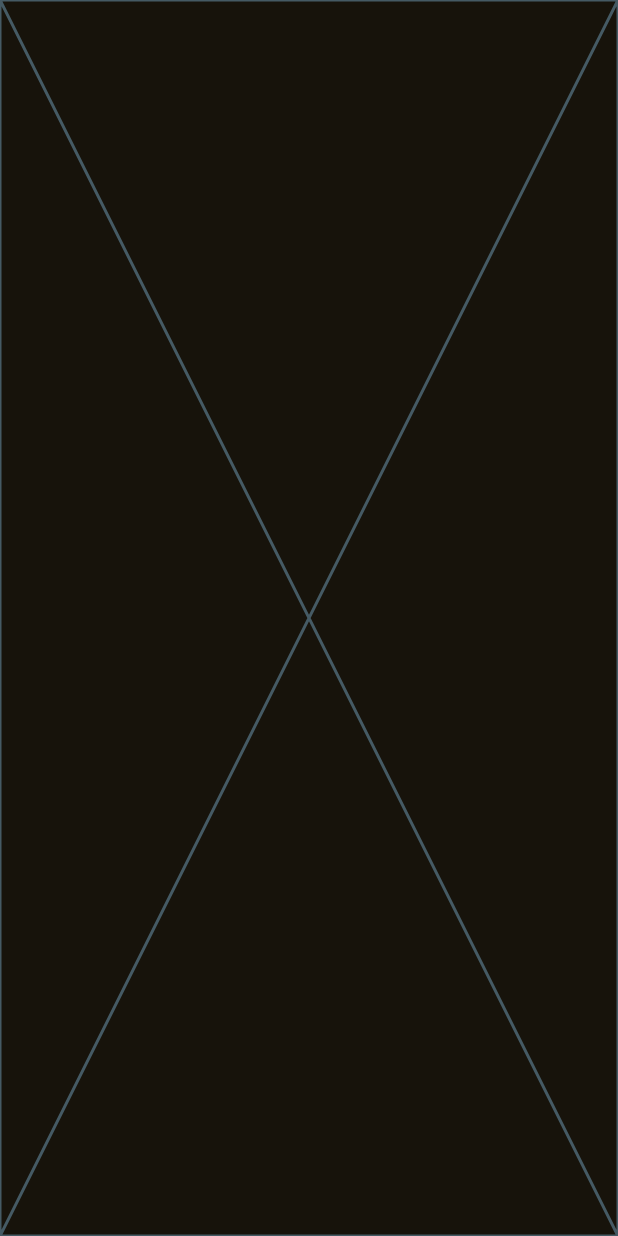
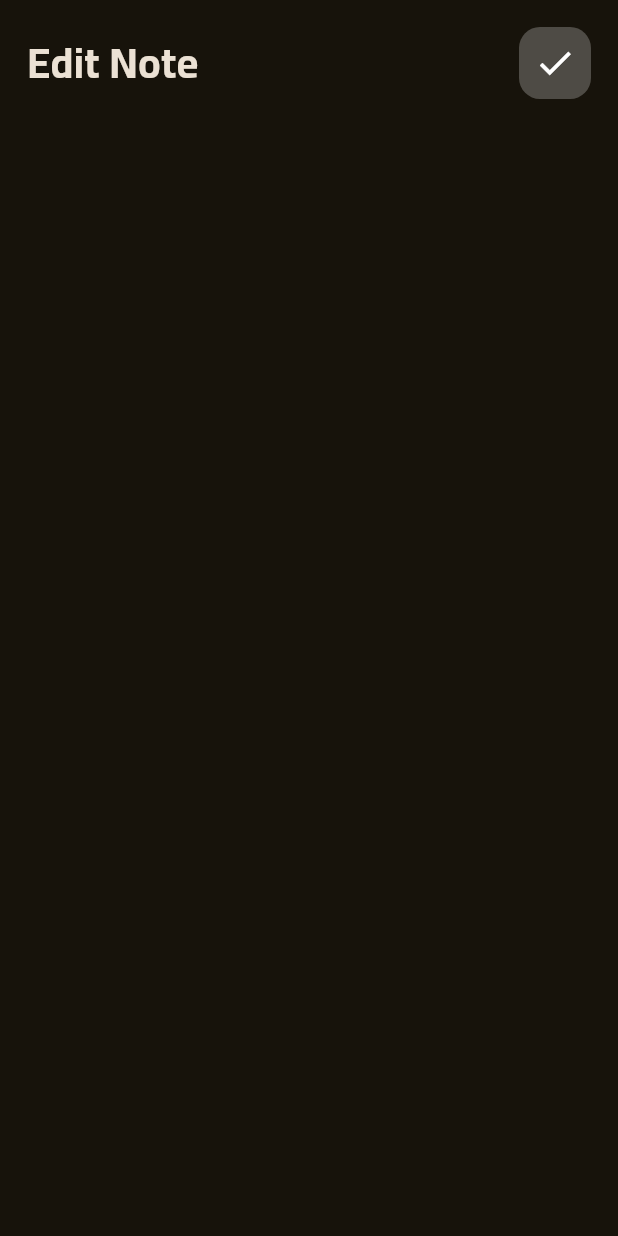
Before and after one commit to hashem2770/Notes, a Flutter app: the screen it shows after launch, after a tap on "Flutter Initial Note", on a phone screen of 412 x 824 dp. Run offline on Flutter 3.47's test engine with Material 3 defaults, Android fonts, the phone set to English and light mode, and no system bars.

Commit message:
add custom app bar to edit note view

```diff
--- a/lib/views/edit_note_view/presentation/view/edit_note_view_body.dart
+++ b/lib/views/edit_note_view/presentation/view/edit_note_view_body.dart
@@ -1,10 +1,20 @@
 import 'package:flutter/material.dart';
+import 'package:note_app/views/home_view/presentation/widgets/app_bar.dart';
 
 class EditNoteViewBody extends StatelessWidget {
   const EditNoteViewBody({super.key});
 
   @override
   Widget build(BuildContext context) {
-    return const Placeholder();
+    return const SafeArea(
+      child: Padding(
+        padding: EdgeInsets.symmetric(horizontal: 18.0,vertical: 18),
+        child: Column(
+          children: [
+            CustomAppBar(title: 'Edit Note',icon: Icons.check),
+          ],
+        ),
+      ),
+    );
   }
 }
--- a/lib/views/home_view/presentation/view/notes_view_body.dart
+++ b/lib/views/home_view/presentation/view/notes_view_body.dart
@@ -13,7 +13,7 @@ class NotesViewBody extends StatelessWidget {
         padding: EdgeInsets.symmetric(horizontal: 18.0,vertical: 18),
         child: Column(
           children: [
-            CustomAppBar(),
+            CustomAppBar(title: 'Notes',icon: Icons.search),
             Expanded(
               child: NotesListView(),
             ),
--- a/lib/views/home_view/presentation/widgets/app_bar.dart
+++ b/lib/views/home_view/presentation/widgets/app_bar.dart
@@ -1,7 +1,9 @@
 import 'package:flutter/material.dart';
 
 class CustomAppBar extends StatelessWidget {
-  const CustomAppBar({super.key});
+  const CustomAppBar({super.key, required this.icon, required this.title});
+  final IconData icon;
+  final String title;
 
   @override
   Widget build(BuildContext context) {
@@ -10,9 +12,9 @@ class CustomAppBar extends StatelessWidget {
       child: Row(
         mainAxisAlignment: MainAxisAlignment.spaceBetween,
         children: [
-          const Text(
-            'Notes',
-            style: TextStyle( fontSize: 28, fontWeight: FontWeight.bold),
+           Text(
+            title,
+            style: const TextStyle( fontSize: 28, fontWeight: FontWeight.bold),
           ),
           Container(
             decoration: BoxDecoration(
@@ -20,8 +22,8 @@ class CustomAppBar extends StatelessWidget {
             child: IconButton(
                 color: Colors.white,
                 onPressed: () {},
-                icon: const Icon(
-                  Icons.search,
+                icon: Icon(
+                 icon,
                   size: 28,
 
                 )),
```
